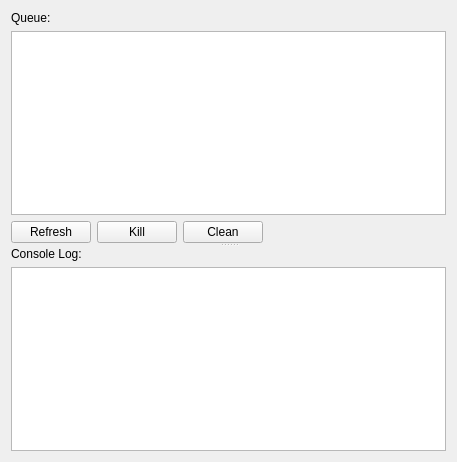
Qt form src/taskspooler/taskspoolermonitor.ui (hkroeger/insightcae) before a commit.
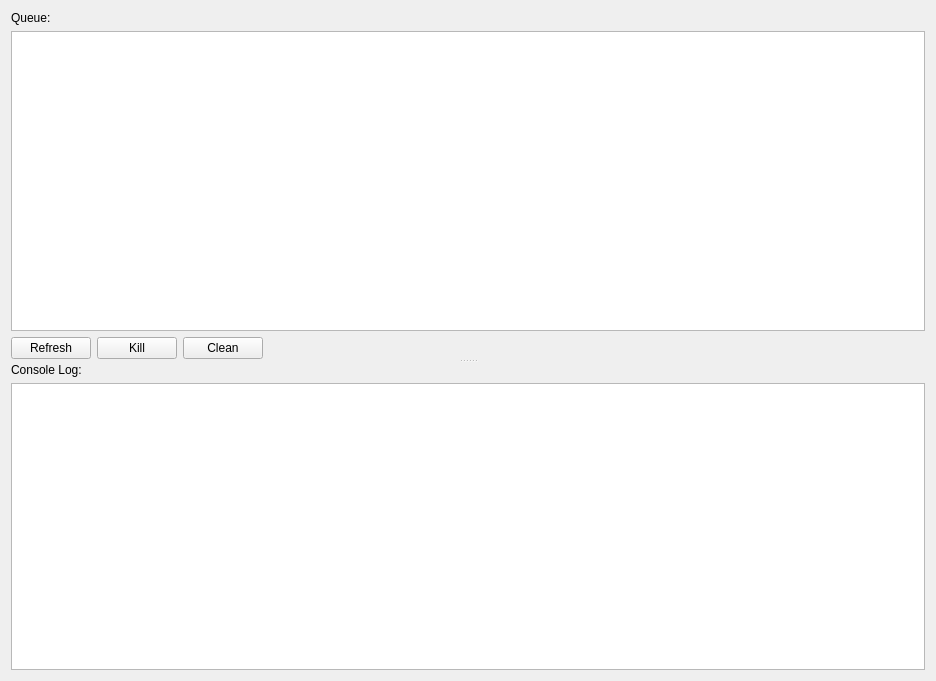
The same form after that commit.

The edit to the form file:
```diff
--- a/src/taskspooler/taskspoolermonitor.ui
+++ b/src/taskspooler/taskspoolermonitor.ui
@@ -6,8 +6,8 @@
    <rect>
     <x>0</x>
     <y>0</y>
-    <width>457</width>
-    <height>462</height>
+    <width>936</width>
+    <height>681</height>
    </rect>
   </property>
   <property name="windowTitle">
@@ -23,13 +23,32 @@
       <layout class="QVBoxLayout" name="verticalLayout_2">
        <item>
         <widget class="QLabel" name="label">
+         <property name="sizePolicy">
+          <sizepolicy hsizetype="Preferred" vsizetype="Fixed">
+           <horstretch>0</horstretch>
+           <verstretch>0</verstretch>
+          </sizepolicy>
+         </property>
          <property name="text">
           <string>Queue:</string>
          </property>
         </widget>
        </item>
        <item>
-        <widget class="QListView" name="listView"/>
+        <widget class="QListWidget" name="joblist">
+         <property name="sizePolicy">
+          <sizepolicy hsizetype="Expanding" vsizetype="Minimum">
+           <horstretch>0</horstretch>
+           <verstretch>0</verstretch>
+          </sizepolicy>
+         </property>
+         <property name="minimumSize">
+          <size>
+           <width>0</width>
+           <height>0</height>
+          </size>
+         </property>
+        </widget>
        </item>
        <item>
         <layout class="QHBoxLayout" name="horizontalLayout">
@@ -81,7 +100,14 @@
         </widget>
        </item>
        <item>
-        <widget class="QPlainTextEdit" name="plainTextEdit"/>
+        <widget class="QPlainTextEdit" name="log">
+         <property name="sizePolicy">
+          <sizepolicy hsizetype="Expanding" vsizetype="Expanding">
+           <horstretch>0</horstretch>
+           <verstretch>0</verstretch>
+          </sizepolicy>
+         </property>
+        </widget>
        </item>
       </layout>
      </widget>
```
